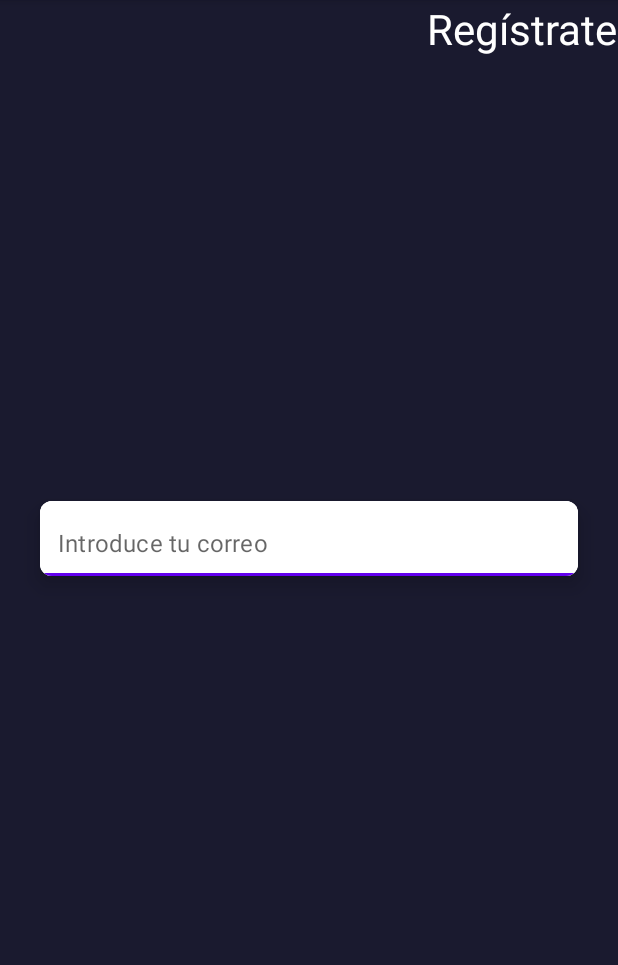
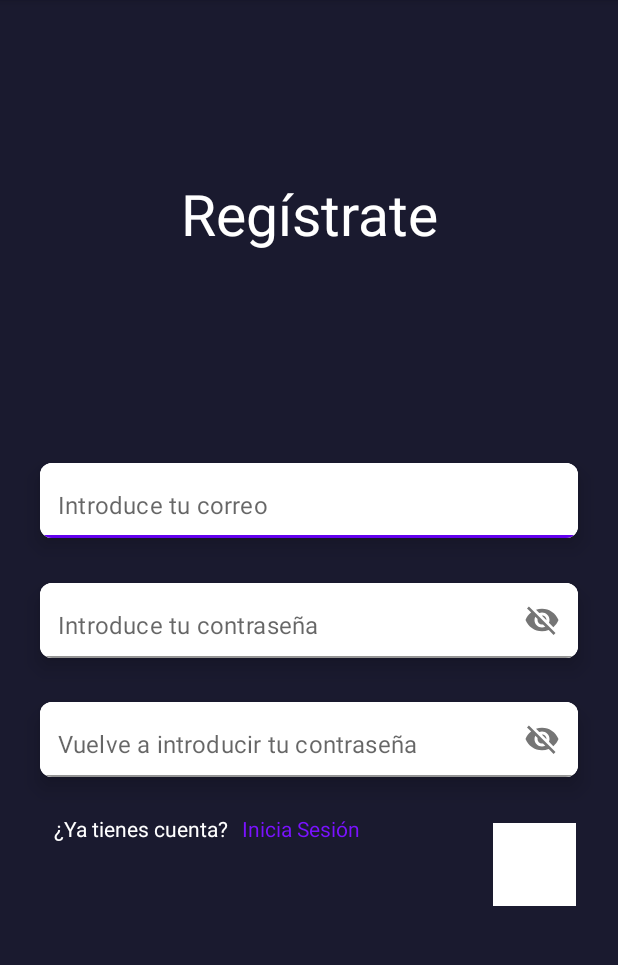
Before and after one commit to gonmarmar5/taskEat, an Android app: the fragment SignUpFragment shown on its own in the app's theme, on a phone screen of 412 x 824 dp, the part 84-1049 px from its top. Run offline under Robolectric (Android 15) with nearby library versions, the phone set to English and light mode, and no system bars.

Commit message:
feat: Sign up fragment with more detail

```diff
--- a/app/src/main/res/layout/fragment_sign_up.xml
+++ b/app/src/main/res/layout/fragment_sign_up.xml
@@ -1,16 +1,18 @@
 <?xml version="1.0" encoding="utf-8"?>
 <androidx.constraintlayout.widget.ConstraintLayout xmlns:android="http://schemas.android.com/apk/res/android"
+    xmlns:app="http://schemas.android.com/apk/res-auto"
     xmlns:tools="http://schemas.android.com/tools"
     android:layout_width="match_parent"
     android:layout_height="match_parent"
-    xmlns:app="http://schemas.android.com/apk/res-auto"
     android:background="@color/background"
     tools:context=".fragments.SignUpFragment">
 
+    <!-- Shape to center register -->
     <com.google.android.material.imageview.ShapeableImageView
         android:id="@+id/shape1"
         android:layout_width="60dp"
-        android:layout_height="130dp"
+        android:layout_height="80dp"
+        android:layout_marginBottom="100dp"
         android:scaleType="fitXY"
         app:layout_constraintBottom_toBottomOf="parent"
         app:layout_constraintEnd_toEndOf="parent"
@@ -18,27 +20,32 @@
 
     </com.google.android.material.imageview.ShapeableImageView>
 
+    <!-- Text Registrate -->
     <TextView
         android:layout_width="wrap_content"
         android:layout_height="wrap_content"
+        android:layout_marginBottom="600dp"
         android:gravity="center_horizontal"
-        android:textSize="28sp"
         android:text="Regístrate"
         android:textColor="@color/white"
+        android:textSize="38sp"
+        app:layout_constraintBottom_toBottomOf="parent"
         app:layout_constraintEnd_toEndOf="parent"
-        app:layout_constraintTop_toTopOf="parent">
-        ></TextView>
+        app:layout_constraintStart_toStartOf="parent">
+        </TextView>
 
+    <!-- Email form -->
     <com.google.android.material.card.MaterialCardView
+        android:id="@+id/card1"
         android:layout_width="0dp"
         android:layout_height="wrap_content"
-        app:layout_constraintEnd_toEndOf="parent"
-        app:flow_horizontalBias="0.5"
-        app:layout_constraintStart_toStartOf="parent"
         android:layout_marginHorizontal="16dp"
         app:cardCornerRadius="8dp"
         app:cardElevation="8dp"
         app:cardUseCompatPadding="true"
+        app:flow_horizontalBias="0.5"
+        app:layout_constraintEnd_toEndOf="parent"
+        app:layout_constraintStart_toStartOf="parent"
         app:layout_constraintTop_toTopOf="@id/shape1">
 
         <com.google.android.material.textfield.TextInputLayout
@@ -51,12 +58,14 @@
 
 
             <com.google.android.material.textfield.TextInputEditText
+                android:id="@+id/emailEt"
+                android:layout_width="match_parent"
                 android:layout_height="match_parent"
-                android:layout_width="match_parent"
                 android:background="@color/white"
                 android:hint="Introduce tu correo"
                 android:inputType="textEmailAddress"
                 android:paddingStart="12dp"
+                android:paddingEnd="12dp"
                 android:paddingTop="15dp">
 
             </com.google.android.material.textfield.TextInputEditText>
@@ -64,4 +73,124 @@
         </com.google.android.material.textfield.TextInputLayout>
     </com.google.android.material.card.MaterialCardView>
 
+    <!-- Pass form -->
+    <com.google.android.material.card.MaterialCardView
+        android:id="@+id/card2"
+        android:layout_width="0dp"
+        android:layout_height="wrap_content"
+        android:layout_marginHorizontal="16dp"
+        app:cardCornerRadius="8dp"
+        app:cardElevation="8dp"
+        app:cardUseCompatPadding="true"
+        app:flow_horizontalBias="0.5"
+        app:layout_constraintEnd_toEndOf="parent"
+        app:layout_constraintStart_toStartOf="parent"
+        app:layout_constraintTop_toBottomOf="@id/shape1">
+
+        <com.google.android.material.textfield.TextInputLayout
+            android:layout_width="match_parent"
+            android:layout_height="50dp"
+            android:background="@color/white"
+            android:boxStrokeWidth="0dp"
+            android:boxStrokeWidthFocussed="0dp"
+            app:passwordToggleEnabled="true"
+            app:hintEnabled="false">
+
+
+            <com.google.android.material.textfield.TextInputEditText
+                android:id="@+id/passwordEt"
+                android:layout_width="match_parent"
+                android:layout_height="match_parent"
+                android:background="@color/white"
+                android:hint="Introduce tu contraseña"
+                android:inputType="textEmailAddress"
+                android:paddingStart="12dp"
+                android:paddingEnd="12dp"
+                android:paddingTop="15dp">
+
+            </com.google.android.material.textfield.TextInputEditText>
+
+        </com.google.android.material.textfield.TextInputLayout>
+    </com.google.android.material.card.MaterialCardView>
+
+    <!-- Pass form 2 -->
+    <com.google.android.material.card.MaterialCardView
+        android:id="@+id/card3"
+        android:layout_width="0dp"
+        android:layout_height="wrap_content"
+        android:layout_marginHorizontal="16dp"
+        app:cardCornerRadius="8dp"
+        app:cardElevation="8dp"
+        app:cardUseCompatPadding="true"
+        app:flow_horizontalBias="0.5"
+        app:layout_constraintEnd_toEndOf="parent"
+        app:layout_constraintStart_toStartOf="parent"
+        app:layout_constraintTop_toBottomOf="@id/card2">
+
+        <com.google.android.material.textfield.TextInputLayout
+            android:layout_width="match_parent"
+            android:layout_height="50dp"
+            android:background="@color/white"
+            android:boxStrokeWidth="0dp"
+            android:boxStrokeWidthFocussed="0dp"
+            app:passwordToggleEnabled="true"
+            app:hintEnabled="false">
+
+
+            <com.google.android.material.textfield.TextInputEditText
+                android:id="@+id/repasswordEt"
+                android:layout_width="match_parent"
+                android:layout_height="match_parent"
+                android:background="@color/white"
+                android:hint="Vuelve a introducir tu contraseña"
+                android:inputType="textEmailAddress"
+                android:paddingStart="12dp"
+                android:paddingEnd="12dp"
+                android:paddingTop="15dp">
+
+            </com.google.android.material.textfield.TextInputEditText>
+
+        </com.google.android.material.textfield.TextInputLayout>
+    </com.google.android.material.card.MaterialCardView>
+
+    <!-- Botón siguiente -->
+
+    <ImageView
+        android:layout_width="55dp"
+        android:layout_height="55dp"
+        android:src="@color/white"
+        android:layout_marginTop="16dp"
+        android:layout_marginEnd="12dp"
+        app:layout_constraintEnd_toEndOf="@id/card3"
+        app:layout_constraintTop_toBottomOf="@id/card3">
+
+
+    </ImageView>
+
+    <!-- Ya con cuenta -->
+
+    <TextView
+        android:layout_width="wrap_content"
+        android:layout_height="wrap_content"
+        android:text="¿Ya tienes cuenta?"
+        android:textColor="@color/white"
+        app:layout_constraintStart_toStartOf="@id/card3"
+        app:layout_constraintTop_toBottomOf="@id/card3"
+        android:layout_marginLeft="20dp"
+        android:layout_marginTop="10dp">
+    </TextView>
+
+    <!-- Inicia sesión -->
+    <TextView
+        android:id="@+id/authTextView"
+        android:layout_width="wrap_content"
+        android:layout_height="wrap_content"
+        android:text="Inicia Sesión"
+        android:textColor="@color/electric_purple"
+        app:layout_constraintStart_toStartOf="@id/card3"
+        app:layout_constraintTop_toBottomOf="@id/card3"
+        android:layout_marginLeft="145dp"
+        android:layout_marginTop="10dp">
+    </TextView>
+
 </androidx.constraintlayout.widget.ConstraintLayout>
```
